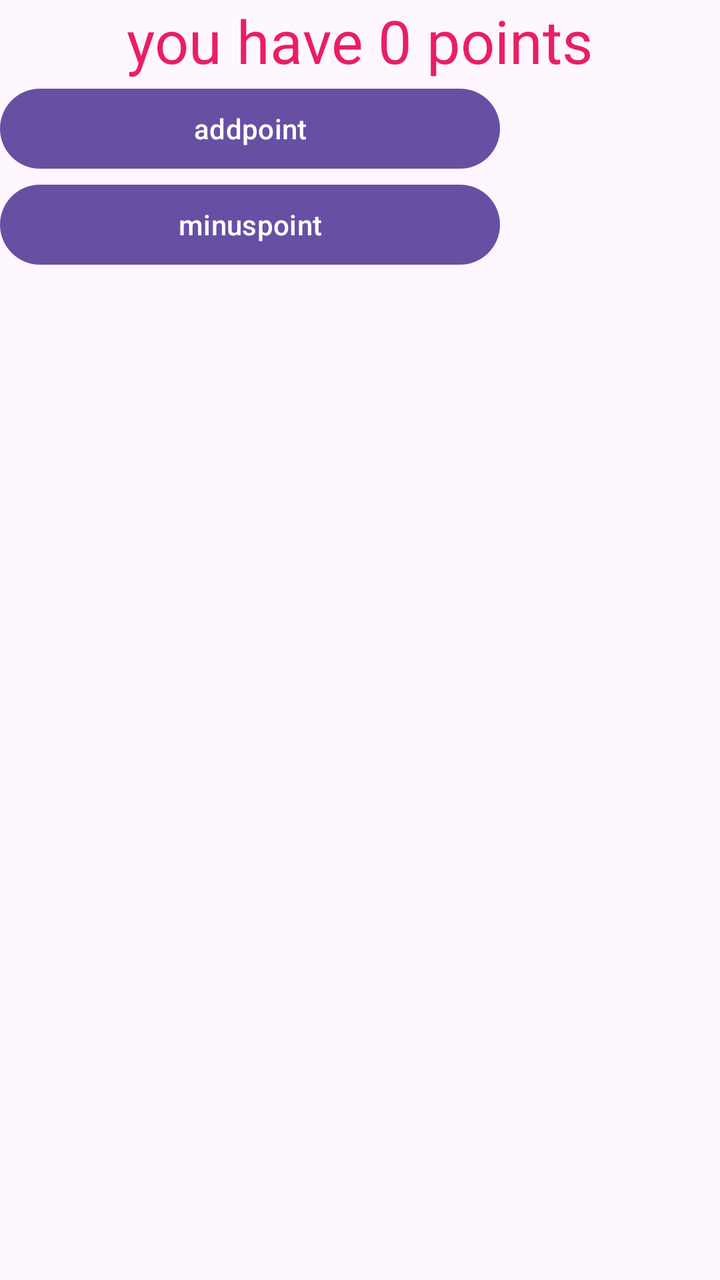
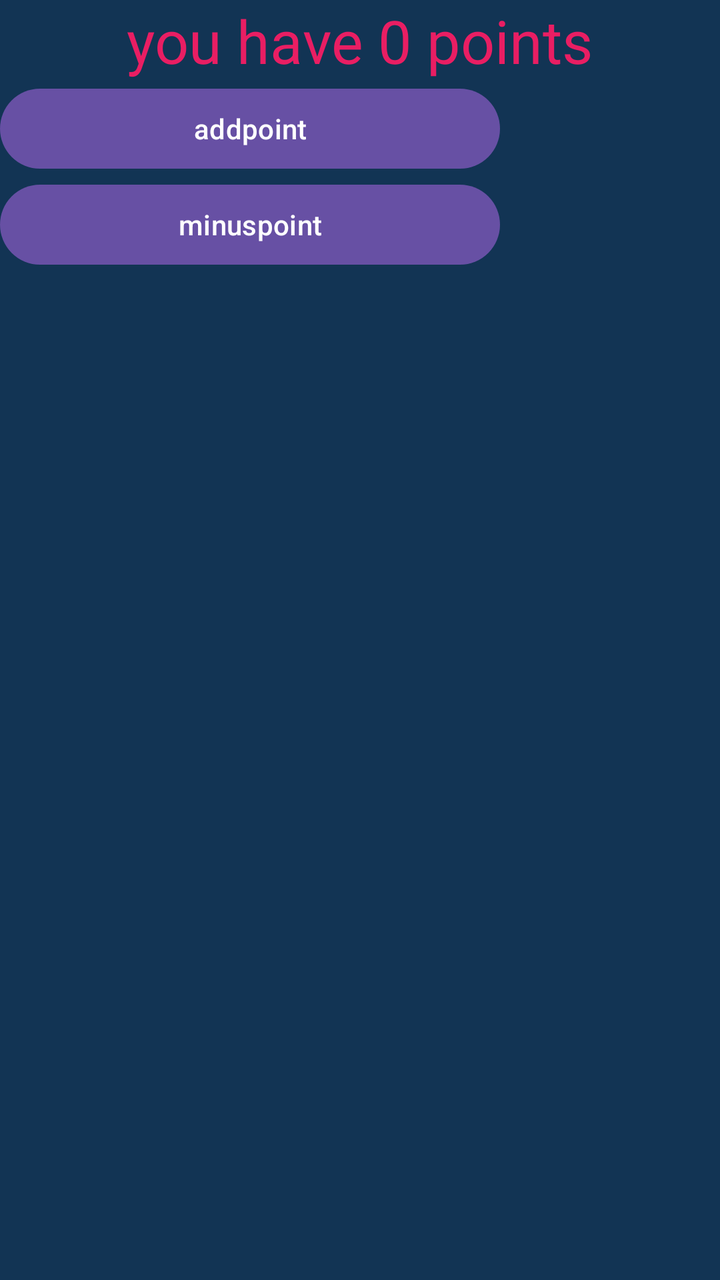

The first picture is an Android layout as it rendered before a commit; the second is the same layout after the commit. The layout source and the unified diff follow.
<!-- AndroidManifest.xml: application theme Theme._2027_11Ex1 -->
<!-- res/layout/activity_main.xml -->
<?xml version="1.0" encoding="utf-8"?>
<LinearLayout xmlns:android="http://schemas.android.com/apk/res/android"
    xmlns:app="http://schemas.android.com/apk/res-auto"
    xmlns:tools="http://schemas.android.com/tools"
    android:id="@+id/main"
    android:layout_width="match_parent"
    android:layout_height="match_parent"
    android:orientation="vertical"
    tools:context=".MainActivity">

    <TextView
        android:layout_width="wrap_content"
        android:layout_height="wrap_content"
        android:text="you have 0 points"
        android:textSize="30dp"
        android:layout_gravity="center"
        android:textColor="#E91E63"
        android:id="@+id/tvPoints"
        />

    <Button
        android:id="@+id/btPlus"
        android:layout_width="250dp"
        android:layout_height="wrap_content"

        android:text="addpoint" />
    <Button
        android:id="@+id/btMinus"
        android:layout_width="250dp"
        android:layout_height="wrap_content"
        android:text="minuspoint"/>


</LinearLayout>
<!-- resources referenced by this layout -->
<resources>
  <style name="Theme._2027_11Ex1" parent="Base.Theme._2027_11Ex1" />
  <style name="Base.Theme._2027_11Ex1" parent="Theme.Material3.DayNight.NoActionBar">
          
          
      </style>
</resources>

<!-- the commit's change to res/layout/activity_main.xml (unified diff, before → after) -->
@@ -6,6 +6,7 @@
     android:layout_width="match_parent"
     android:layout_height="match_parent"
     android:orientation="vertical"
+    android:background="#123454"
     tools:context=".MainActivity">
 
     <TextView
